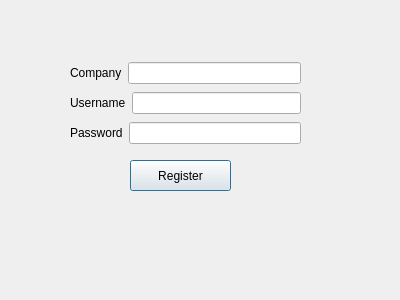
This is register.ui in sgupta38/Password_Assistant as Qt 5 draws it before an edit. The edited form follows.
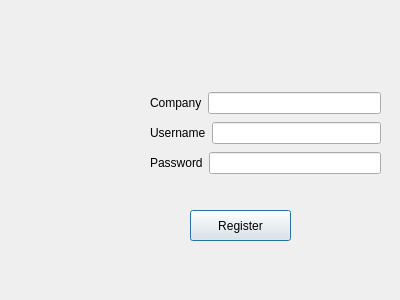
This is the edited form.

What changed in the file:
```diff
--- a/register.ui
+++ b/register.ui
@@ -16,21 +16,24 @@
   <widget class="QPushButton" name="m_register_pushButton">
    <property name="geometry">
     <rect>
-     <x>130</x>
-     <y>160</y>
+     <x>190</x>
+     <y>210</y>
      <width>101</width>
      <height>31</height>
     </rect>
    </property>
+   <property name="styleSheet">
+    <string notr="true">&lt;font color=&quot;red&quot;/&gt;</string>
+   </property>
    <property name="text">
     <string>Register</string>
    </property>
   </widget>
-  <widget class="QWidget" name="">
+  <widget class="QWidget" name="layoutWidget">
    <property name="geometry">
     <rect>
-     <x>70</x>
-     <y>60</y>
+     <x>150</x>
+     <y>90</y>
      <width>231</width>
      <height>88</height>
     </rect>
@@ -80,6 +83,19 @@
     </item>
    </layout>
   </widget>
+  <widget class="QLabel" name="m_register_img">
+   <property name="geometry">
+    <rect>
+     <x>30</x>
+     <y>70</y>
+     <width>101</width>
+     <height>121</height>
+    </rect>
+   </property>
+   <property name="text">
+    <string/>
+   </property>
+  </widget>
  </widget>
  <resources/>
  <connections/>
```
